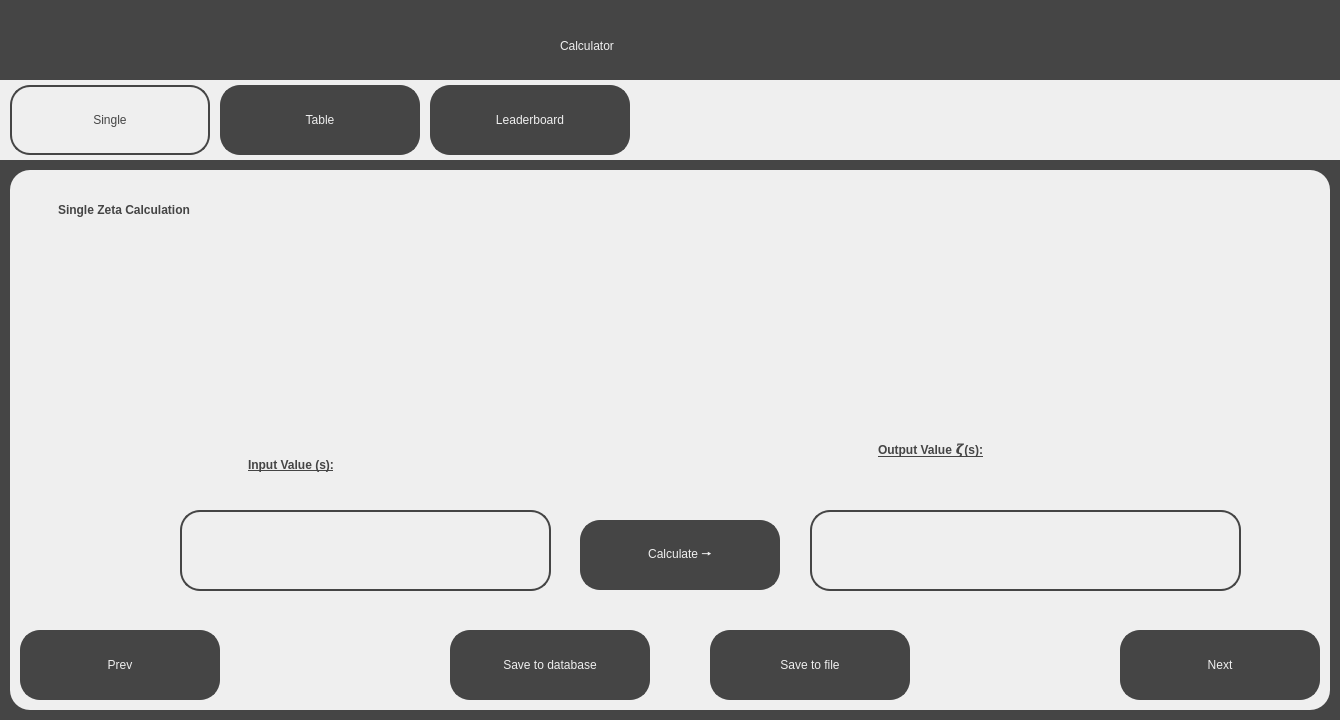
Old version of the form src/ui/investigation_screens/single_calculator.ui in the repository jackm245/Riemann-Hypothesis.
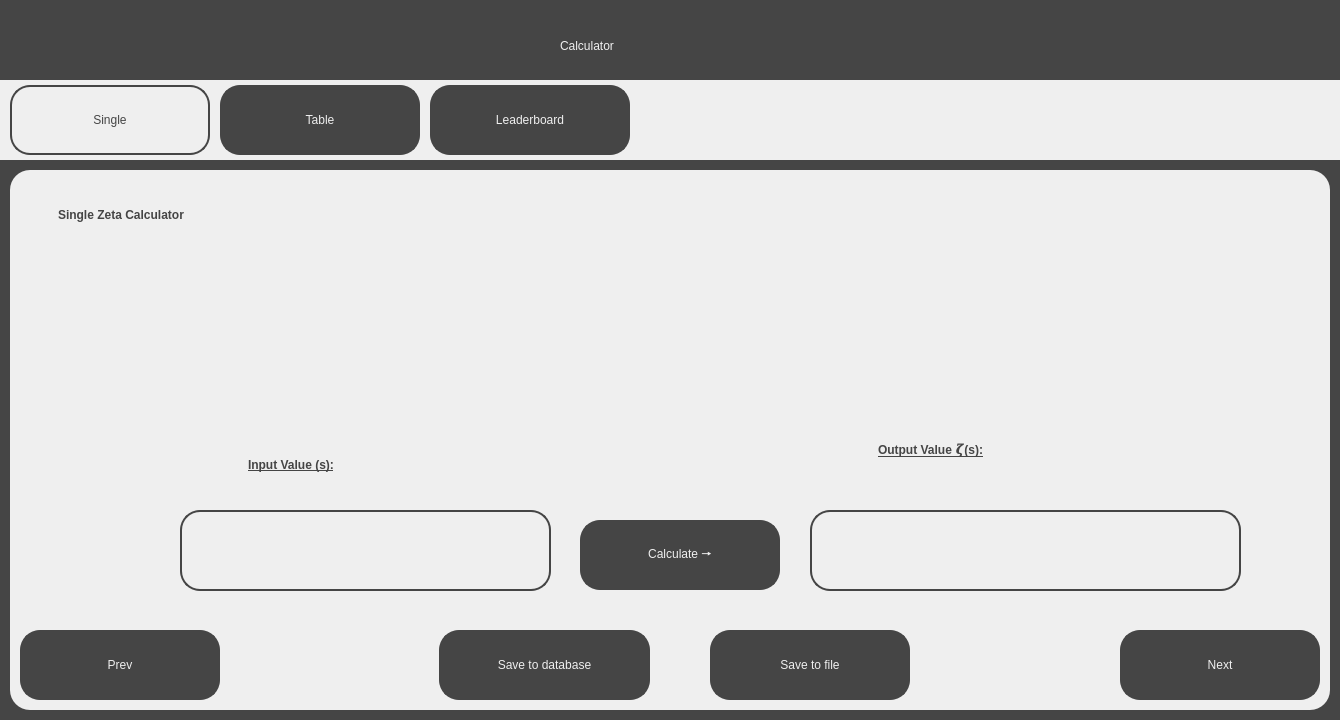
New version of the form. Icons and pictures are not drawn.

The edit to the form file:
```diff
--- a/src/ui/investigation_screens/single_calculator.ui
+++ b/src/ui/investigation_screens/single_calculator.ui
@@ -195,8 +195,8 @@
       <rect>
        <x>40</x>
        <y>20</y>
-       <width>381</width>
-       <height>41</height>
+       <width>421</width>
+       <height>51</height>
       </rect>
      </property>
      <property name="styleSheet">
@@ -204,7 +204,7 @@
 background-color: rgb(239, 239, 239); padding: 5px;</string>
      </property>
      <property name="text">
-      <string>&lt;html&gt;&lt;head/&gt;&lt;body&gt;&lt;p&gt;&lt;span style=&quot; font-weight:600;&quot;&gt;Single Zeta Calculation&lt;/span&gt;&lt;/p&gt;&lt;/body&gt;&lt;/html&gt;</string>
+      <string>&lt;html&gt;&lt;head/&gt;&lt;body&gt;&lt;p&gt;&lt;span style=&quot; font-weight:600;&quot;&gt;Single Zeta Calculator&lt;/span&gt;&lt;/p&gt;&lt;/body&gt;&lt;/html&gt;</string>
      </property>
     </widget>
     <widget class="QLabel" name="EquationImage">
@@ -270,7 +270,7 @@
       <rect>
        <x>230</x>
        <y>270</y>
-       <width>261</width>
+       <width>281</width>
        <height>51</height>
       </rect>
      </property>
@@ -288,7 +288,7 @@
       <rect>
        <x>860</x>
        <y>250</y>
-       <width>301</width>
+       <width>321</width>
        <height>61</height>
       </rect>
      </property>
@@ -304,9 +304,9 @@
     <widget class="QPushButton" name="DatabaseButton">
      <property name="geometry">
       <rect>
-       <x>440</x>
+       <x>429</x>
        <y>460</y>
-       <width>200</width>
+       <width>211</width>
        <height>70</height>
       </rect>
      </property>
```
Left out of the diff: 3 changed lines with no effect on the pictures.
